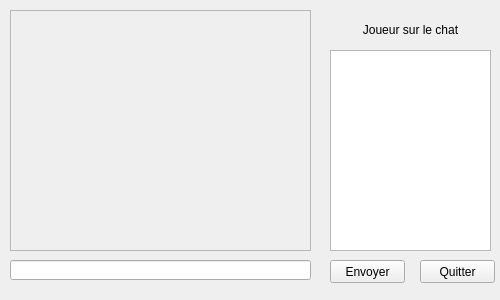
This is Bomberman/widgetchat.ui in CPI4Admin/BomberMan as Qt 5 draws it before an edit. The edited form follows.
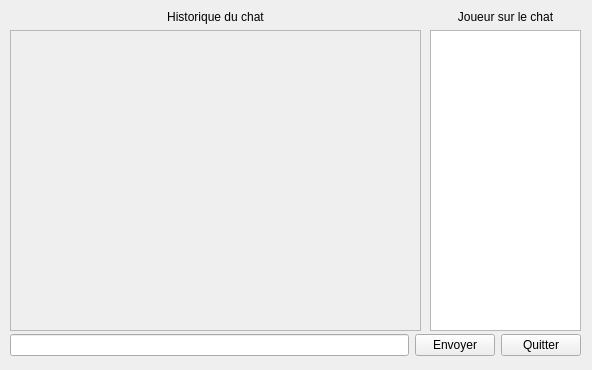
This is the edited form.

Commit message: Modification de la fenêtre serveur et chat Nom des boutons, label, layout changés

Diff of the .ui file:
```diff
--- a/Bomberman/widgetchat.ui
+++ b/Bomberman/widgetchat.ui
@@ -6,8 +6,8 @@
    <rect>
     <x>0</x>
     <y>0</y>
-    <width>500</width>
-    <height>300</height>
+    <width>592</width>
+    <height>370</height>
    </rect>
   </property>
   <property name="baseSize">
@@ -19,16 +19,55 @@
   <property name="windowTitle">
    <string>Form</string>
   </property>
-  <widget class="QWidget" name="horizontalLayoutWidget">
+  <widget class="QWidget" name="horizontalLayoutWidget_2">
+   <property name="geometry">
+    <rect>
+     <x>10</x>
+     <y>330</y>
+     <width>571</width>
+     <height>31</height>
+    </rect>
+   </property>
+   <layout class="QHBoxLayout" name="horizontalLayout_1">
+    <item>
+     <widget class="QLineEdit" name="saisiMessage"/>
+    </item>
+    <item>
+     <widget class="QPushButton" name="btSend">
+      <property name="text">
+       <string>Envoyer</string>
+      </property>
+     </widget>
+    </item>
+    <item>
+     <widget class="QPushButton" name="btQuitterChat">
+      <property name="text">
+       <string>Quitter</string>
+      </property>
+     </widget>
+    </item>
+   </layout>
+  </widget>
+  <widget class="QWidget" name="verticalLayoutWidget">
    <property name="geometry">
     <rect>
      <x>10</x>
      <y>10</y>
-     <width>301</width>
-     <height>241</height>
+     <width>411</width>
+     <height>321</height>
     </rect>
    </property>
-   <layout class="QHBoxLayout" name="layoutChat">
+   <layout class="QVBoxLayout" name="verticalLayout_1">
+    <item>
+     <widget class="QLabel" name="label_3">
+      <property name="text">
+       <string>Historique du chat</string>
+      </property>
+      <property name="alignment">
+       <set>Qt::AlignCenter</set>
+      </property>
+     </widget>
+    </item>
     <item>
      <widget class="QPlainTextEdit" name="affichageMessages">
       <property name="enabled">
@@ -38,83 +77,34 @@
     </item>
    </layout>
   </widget>
-  <widget class="QPushButton" name="pushButtonEnvoyer">
+  <widget class="QWidget" name="verticalLayoutWidget_2">
    <property name="geometry">
     <rect>
-     <x>330</x>
-     <y>260</y>
-     <width>75</width>
-     <height>23</height>
+     <x>430</x>
+     <y>10</y>
+     <width>151</width>
+     <height>321</height>
     </rect>
    </property>
-   <property name="text">
-    <string>Envoyer</string>
-   </property>
-  </widget>
-  <widget class="QLineEdit" name="saisiMessage">
-   <property name="geometry">
-    <rect>
-     <x>10</x>
-     <y>260</y>
-     <width>301</width>
-     <height>20</height>
-    </rect>
-   </property>
-  </widget>
-  <widget class="QWidget" name="horizontalLayoutWidget_2">
-   <property name="geometry">
-    <rect>
-     <x>330</x>
-     <y>50</y>
-     <width>161</width>
-     <height>201</height>
-    </rect>
-   </property>
-   <layout class="QHBoxLayout" name="LayoutJoueurs">
+   <layout class="QVBoxLayout" name="verticalLayout_2">
+    <item>
+     <widget class="QLabel" name="label_1">
+      <property name="layoutDirection">
+       <enum>Qt::LeftToRight</enum>
+      </property>
+      <property name="text">
+       <string>Joueur sur le chat</string>
+      </property>
+      <property name="alignment">
+       <set>Qt::AlignCenter</set>
+      </property>
+     </widget>
+    </item>
     <item>
      <widget class="QListView" name="listJoueurs"/>
     </item>
    </layout>
   </widget>
-  <widget class="QLabel" name="labelJoueurs">
-   <property name="geometry">
-    <rect>
-     <x>330</x>
-     <y>20</y>
-     <width>161</width>
-     <height>20</height>
-    </rect>
-   </property>
-   <property name="layoutDirection">
-    <enum>Qt::LeftToRight</enum>
-   </property>
-   <property name="text">
-    <string>Joueur sur le chat</string>
-   </property>
-   <property name="alignment">
-    <set>Qt::AlignCenter</set>
-   </property>
-  </widget>
-  <widget class="QPushButton" name="pushButtonQuitter">
-   <property name="geometry">
-    <rect>
-     <x>420</x>
-     <y>260</y>
-     <width>75</width>
-     <height>23</height>
-    </rect>
-   </property>
-   <property name="text">
-    <string>Quitter</string>
-   </property>
-  </widget>
-  <zorder>horizontalLayoutWidget</zorder>
-  <zorder>pushButtonEnvoyer</zorder>
-  <zorder>saisiMessage</zorder>
-  <zorder>horizontalLayoutWidget_2</zorder>
-  <zorder>labelJoueurs</zorder>
-  <zorder>pushButtonQuitter</zorder>
-  <zorder>listJoueurs</zorder>
  </widget>
  <resources/>
  <connections/>
```
The commit also changes 9 other files.
